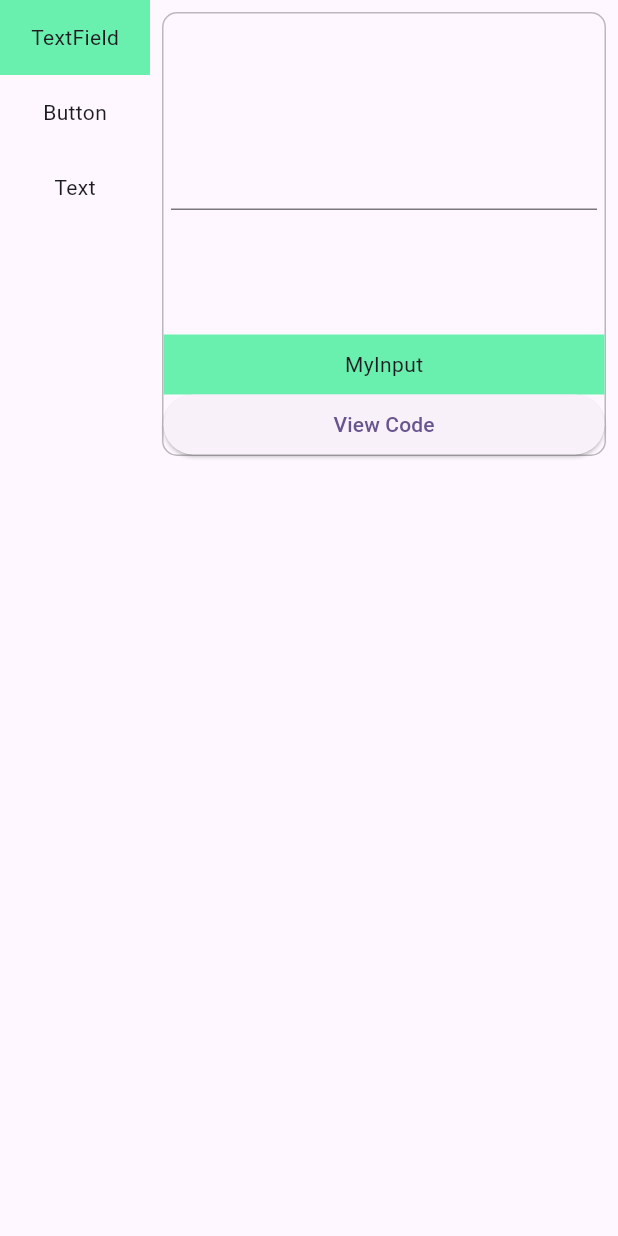
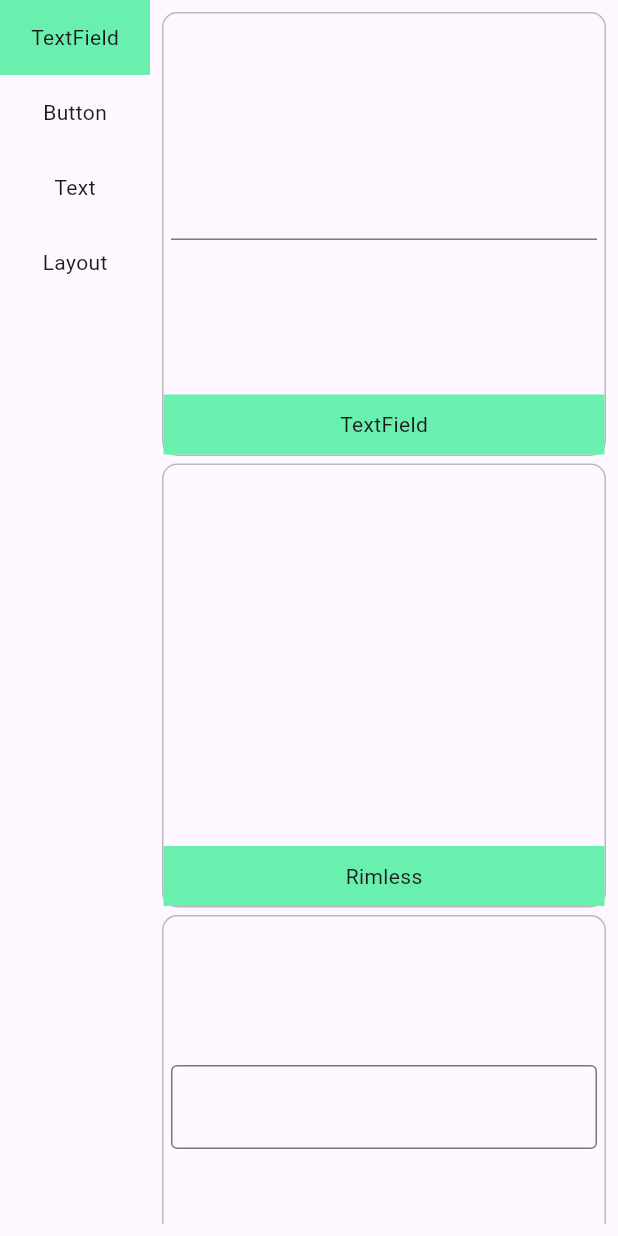
Before and after one commit to yemo0/flutter_component, a Flutter app: the screen it shows after launch, on a phone screen of 412 x 824 dp. Run offline on Flutter 3.47's test engine with Material 3 defaults, Android fonts, the phone set to English and light mode, and no system bars; our stand-ins replace flutter_riverpod.

Commit message:
add new widget

```diff
--- a/lib/widget/buttons/button.dart
+++ b/lib/widget/buttons/button.dart
@@ -4,7 +4,6 @@ class MyButton extends StatelessWidget {
   const MyButton({super.key});
   @override
   Widget build(BuildContext context) {
-    // TODO: implement build
-    return ElevatedButton(onPressed: () {}, child: const Text("data"));
+    return ElevatedButton(onPressed: () {}, child: const Text("click"));
   }
 }
--- a/lib/widget/data_list.dart
+++ b/lib/widget/data_list.dart
@@ -33,11 +33,11 @@ class DataList extends ConsumerWidget {
               child:  Text(data[index]['name']),
             ),
           ),
-          SizedBox(
-            height: 40,
-            width: double.infinity,
-            child: ElevatedButton(onPressed: () {}, child: const Text("View Code")),
-          )
+          // SizedBox(
+          //   height: 40,
+          //   width: double.infinity,
+          //   child: ElevatedButton(onPressed: () {}, child: const Text("View Code")),
+          // )
         ],
       ),
     );
--- /dev/null
+++ b/lib/widget/textFields/outline_textfield.dart
@@ -0,0 +1,15 @@
+import 'package:flutter/material.dart';
+
+class MyOutlineTextField extends StatelessWidget {
+  const MyOutlineTextField({super.key});
+
+  @override
+  Widget build(BuildContext context) {
+    return const TextField(
+      decoration: InputDecoration(
+        border: OutlineInputBorder()
+      ),
+    );
+  }
+
+}
--- /dev/null
+++ b/lib/widget/textFields/rimless_textfield.dart
@@ -0,0 +1,15 @@
+import 'package:flutter/material.dart';
+
+class MyRimlessTextField extends StatelessWidget {
+  const MyRimlessTextField({super.key});
+
+  @override
+  Widget build(BuildContext context) {
+    return const TextField(
+      decoration: InputDecoration(
+        border: InputBorder.none,
+      )
+    );
+  }
+
+}
--- a/lib/widget_data.dart
+++ b/lib/widget_data.dart
@@ -1,14 +1,27 @@
 
 import 'package:flutter/material.dart';
 import 'package:flutter_component/widget/buttons/button.dart';
+import 'package:flutter_component/widget/buttons/raw_material_button.dart';
+import 'package:flutter_component/widget/buttons/square.dart';
+import 'package:flutter_component/widget/layout/search_1.dart';
+import 'package:flutter_component/widget/textFields/outline_textfield.dart';
+import 'package:flutter_component/widget/textFields/rimless_textfield.dart';
 
 const List<Map<String, dynamic>> widgetData = [
   {
     "widgetName": "TextField",
     "widgetList": [
       {
-        "name": "MyInput",
+        "name": "TextField",
         "widget": TextField(),
+      },
+      {
+        "name": "Rimless",
+        "widget": MyRimlessTextField()
+      },
+      {
+        "name": "outline",
+        "widget": MyOutlineTextField()
       }
     ]
   },
@@ -16,13 +29,31 @@ const List<Map<String, dynamic>> widgetData = [
     "widgetName": "Button",
     "widgetList": [
       {
-        "name": "JustTest",
+        "name": "ElevatedButton",
         "widget": MyButton(),
+      },
+      {
+        "name": "MySquareButton",
+        "widget": MySquareButton()
+      },
+      {
+        "name": "MyRawMaterialButton",
+        "widget": MyRawMaterialButton()
       }
+
     ]
   },
   {
     "widgetName": "Text",
     "widgetList": []
+  },
+  {
+    "widgetName": "Layout",
+    "widgetList": [
+      {
+        "name": "Search1",
+        "widget": Search1()
+      }
+    ]
   }
 ];
```
Also changed, not shown: lib/widget/buttons/raw_material_button.dart (added, +11 -0 lines), lib/widget/buttons/square.dart (added, +18 -0 lines), lib/widget/layout/search_1.dart (added, +38 -0 lines).
